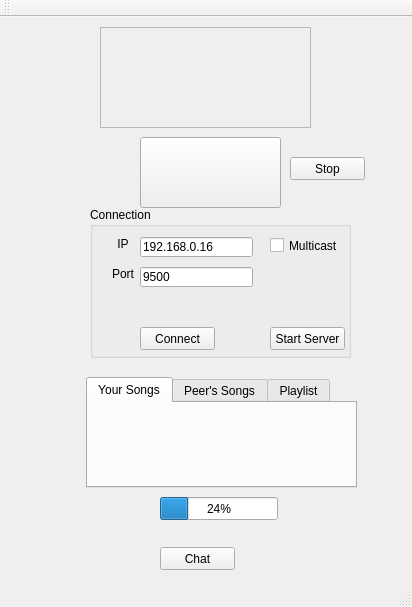
Qt form mainwindow.ui (dpogue/CommAudio) before a commit.
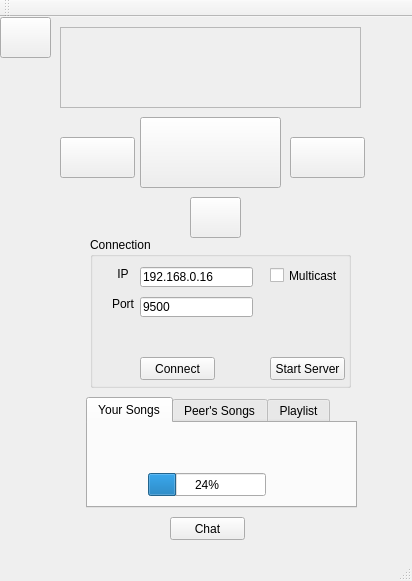
The same form after that commit. Icons and pictures are not drawn.

Commit message: added transport class, prepare for conflicts

The edit to the form file:
```diff
--- a/mainwindow.ui
+++ b/mainwindow.ui
@@ -7,7 +7,7 @@
     <x>0</x>
     <y>0</y>
     <width>412</width>
-    <height>607</height>
+    <height>581</height>
    </rect>
   </property>
   <property name="windowTitle">
@@ -17,10 +17,10 @@
    <widget class="QFrame" name="nowPlayingFrame">
     <property name="geometry">
      <rect>
-      <x>100</x>
+      <x>60</x>
       <y>10</y>
-      <width>211</width>
-      <height>101</height>
+      <width>301</width>
+      <height>81</height>
      </rect>
     </property>
     <property name="frameShape">
@@ -34,7 +34,7 @@
     <property name="geometry">
      <rect>
       <x>86</x>
-      <y>360</y>
+      <y>380</y>
       <width>271</width>
       <height>111</height>
      </rect>
@@ -49,6 +49,19 @@
      <attribute name="title">
       <string>Your Songs</string>
      </attribute>
+     <widget class="QProgressBar" name="downloadProgressBar">
+      <property name="geometry">
+       <rect>
+        <x>60</x>
+        <y>50</y>
+        <width>118</width>
+        <height>23</height>
+       </rect>
+      </property>
+      <property name="value">
+       <number>24</number>
+      </property>
+     </widget>
     </widget>
     <widget class="QWidget" name="peerTab">
      <attribute name="title">
@@ -65,7 +78,7 @@
     <property name="geometry">
      <rect>
       <x>140</x>
-      <y>120</y>
+      <y>100</y>
       <width>141</width>
       <height>71</height>
      </rect>
@@ -87,24 +100,11 @@
      </size>
     </property>
    </widget>
-   <widget class="QProgressBar" name="downloadProgressBar">
-    <property name="geometry">
-     <rect>
-      <x>160</x>
-      <y>480</y>
-      <width>118</width>
-      <height>23</height>
-     </rect>
-    </property>
-    <property name="value">
-     <number>24</number>
-    </property>
-   </widget>
    <widget class="QGroupBox" name="groupBox">
     <property name="geometry">
      <rect>
       <x>90</x>
-      <y>190</y>
+      <y>220</y>
       <width>261</width>
       <height>151</height>
      </rect>
@@ -232,8 +232,8 @@
    <widget class="QPushButton" name="chatPushButton">
     <property name="geometry">
      <rect>
-      <x>160</x>
-      <y>530</y>
+      <x>170</x>
+      <y>500</y>
       <width>75</width>
       <height>23</height>
      </rect>
@@ -245,14 +245,93 @@
    <widget class="QPushButton" name="stopPushButton">
     <property name="geometry">
      <rect>
+      <x>190</x>
+      <y>180</y>
+      <width>51</width>
+      <height>41</height>
+     </rect>
+    </property>
+    <property name="text">
+     <string/>
+    </property>
+    <property name="icon">
+     <iconset>
+      <normaloff>img/stop.png</normaloff>img/stop.png</iconset>
+    </property>
+    <property name="iconSize">
+     <size>
+      <width>32</width>
+      <height>32</height>
+     </size>
+    </property>
+   </widget>
+   <widget class="QPushButton" name="settingsPushButton">
+    <property name="geometry">
+     <rect>
+      <x>0</x>
+      <y>0</y>
+      <width>51</width>
+      <height>41</height>
+     </rect>
+    </property>
+    <property name="text">
+     <string/>
+    </property>
+    <property name="icon">
+     <iconset>
+      <normaloff>img/settings.png</normaloff>img/settings.png</iconset>
+    </property>
+    <property name="iconSize">
+     <size>
+      <width>32</width>
+      <height>32</height>
+     </size>
+    </property>
+   </widget>
+   <widget class="QPushButton" name="previousPushButton">
+    <property name="geometry">
+     <rect>
+      <x>60</x>
+      <y>120</y>
+      <width>75</width>
+      <height>41</height>
+     </rect>
+    </property>
+    <property name="text">
+     <string/>
+    </property>
+    <property name="icon">
+     <iconset>
+      <normaloff>img/previous.png</normaloff>img/previous.png</iconset>
+    </property>
+    <property name="iconSize">
+     <size>
+      <width>32</width>
+      <height>32</height>
+     </size>
+    </property>
+   </widget>
+   <widget class="QPushButton" name="nextPushButton">
+    <property name="geometry">
+     <rect>
       <x>290</x>
-      <y>140</y>
+      <y>120</y>
       <width>75</width>
-      <height>23</height>
+      <height>41</height>
      </rect>
     </property>
     <property name="text">
-     <string>Stop</string>
+     <string/>
+    </property>
+    <property name="icon">
+     <iconset>
+      <normaloff>img/next.png</normaloff>img/next.png</iconset>
+    </property>
+    <property name="iconSize">
+     <size>
+      <width>32</width>
+      <height>32</height>
+     </size>
     </property>
    </widget>
   </widget>
```
The commit also changes 7 other files.
